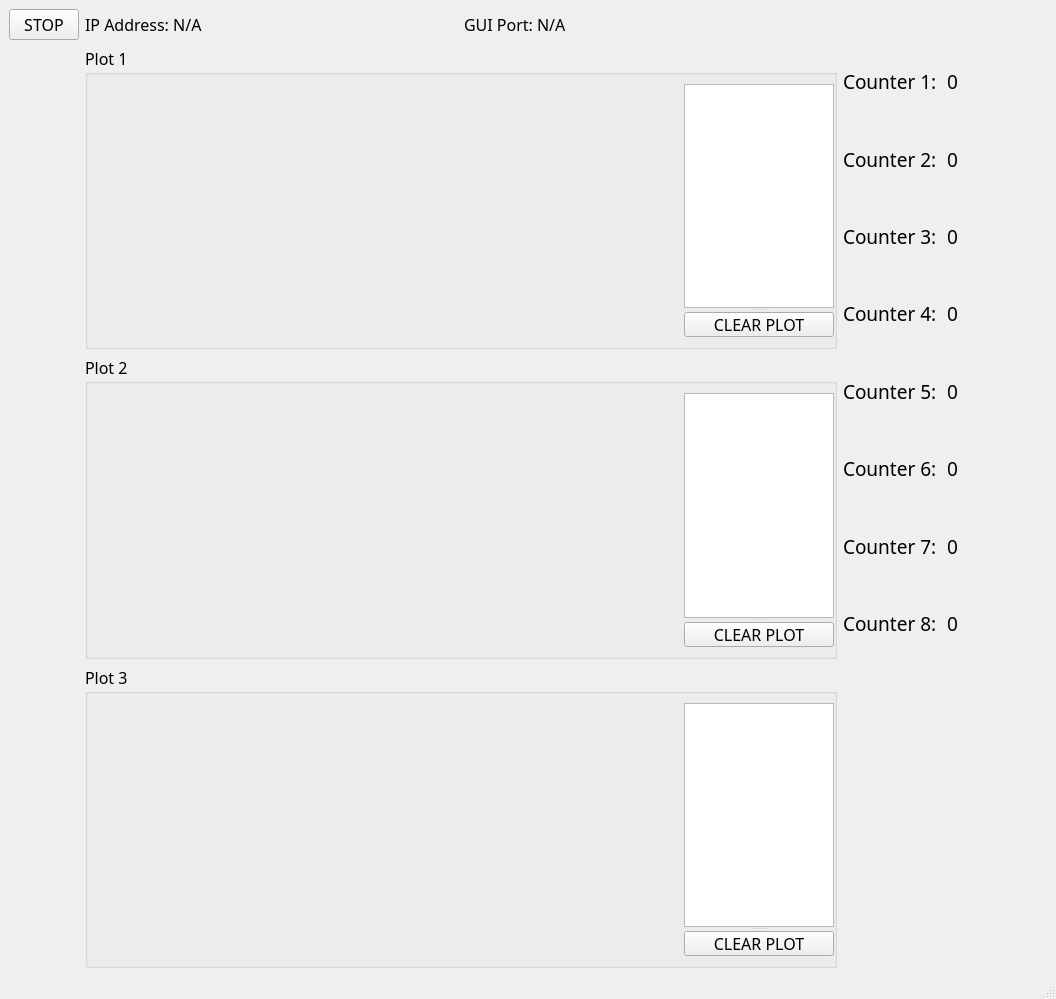
This is pylabnet/gui/pyqt/gui_templates/count_monitor_combined.ui in lukingroup/pylabnet as Qt 5 draws it before an edit. The edited form follows.
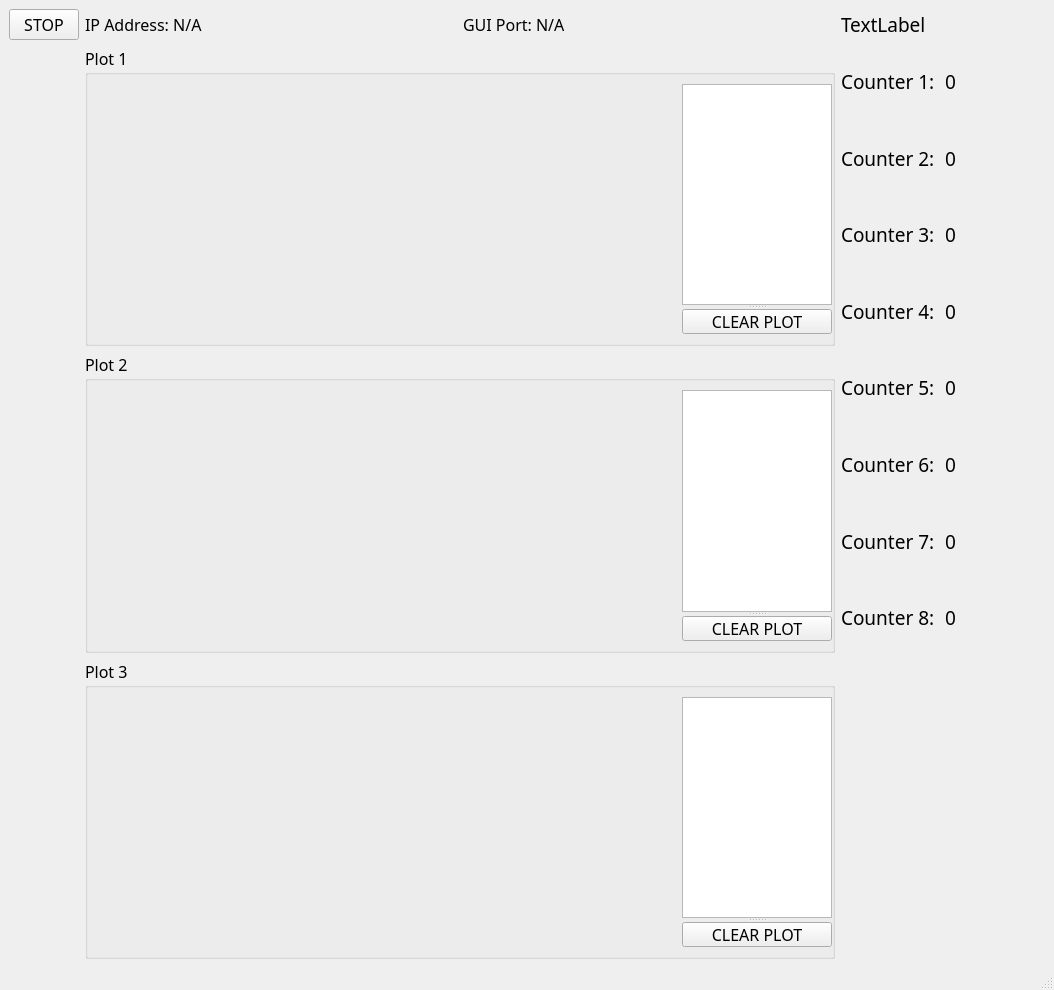
This is the edited form. Custom widgets are drawn as their Qt base class.

Commit message: Updated ui files for count monitor and histogram, changed scripts to add channel and tt names

Diff of the .ui file:
```diff
--- a/pylabnet/gui/pyqt/gui_templates/count_monitor_combined.ui
+++ b/pylabnet/gui/pyqt/gui_templates/count_monitor_combined.ui
@@ -6,8 +6,8 @@
    <rect>
     <x>0</x>
     <y>0</y>
-    <width>1056</width>
-    <height>999</height>
+    <width>1054</width>
+    <height>990</height>
    </rect>
   </property>
   <property name="windowTitle">
@@ -198,7 +198,7 @@
        </widget>
       </item>
       <item row="1" column="0">
-       <widget class="QLabel" name="label_7">
+       <widget class="QLabel" name="label_2">
         <property name="font">
          <font>
           <family>Calibri Light</family>
@@ -280,7 +280,7 @@
        </widget>
       </item>
       <item row="0" column="0">
-       <widget class="QLabel" name="label_5">
+       <widget class="QLabel" name="label_1">
         <property name="font">
          <font>
           <family>Calibri Light</family>
@@ -296,7 +296,7 @@
        </widget>
       </item>
       <item row="3" column="0">
-       <widget class="QLabel" name="label_2">
+       <widget class="QLabel" name="label_4">
         <property name="font">
          <font>
           <family>Calibri Light</family>
@@ -394,7 +394,7 @@
        <number>10</number>
       </property>
       <item row="2" column="0">
-       <widget class="QLabel" name="label_4">
+       <widget class="QLabel" name="label_7">
         <property name="font">
          <font>
           <family>Calibri Light</family>
@@ -432,7 +432,7 @@
        </widget>
       </item>
       <item row="1" column="0">
-       <widget class="QLabel" name="label_8">
+       <widget class="QLabel" name="label_6">
         <property name="font">
          <font>
           <family>Calibri Light</family>
@@ -514,7 +514,7 @@
        </widget>
       </item>
       <item row="0" column="0">
-       <widget class="QLabel" name="label_6">
+       <widget class="QLabel" name="label_5">
         <property name="font">
          <font>
           <family>Calibri Light</family>
@@ -530,7 +530,7 @@
        </widget>
       </item>
       <item row="3" column="0">
-       <widget class="QLabel" name="label_9">
+       <widget class="QLabel" name="label_8">
         <property name="font">
          <font>
           <family>Calibri Light</family>
@@ -622,6 +622,23 @@
       </layout>
      </widget>
     </item>
+    <item row="0" column="2">
+     <layout class="QGridLayout" name="gridLayout_4">
+      <item row="0" column="0">
+       <widget class="QLabel" name="label">
+        <property name="font">
+         <font>
+          <family>Calibri Light</family>
+          <pointsize>14</pointsize>
+         </font>
+        </property>
+        <property name="text">
+         <string>TextLabel</string>
+        </property>
+       </widget>
+      </item>
+     </layout>
+    </item>
    </layout>
   </widget>
   <widget class="QMenuBar" name="menubar">
```
Left out of the diff: 4 changed lines with no effect on the pictures. The commit also changes 4 other files.
